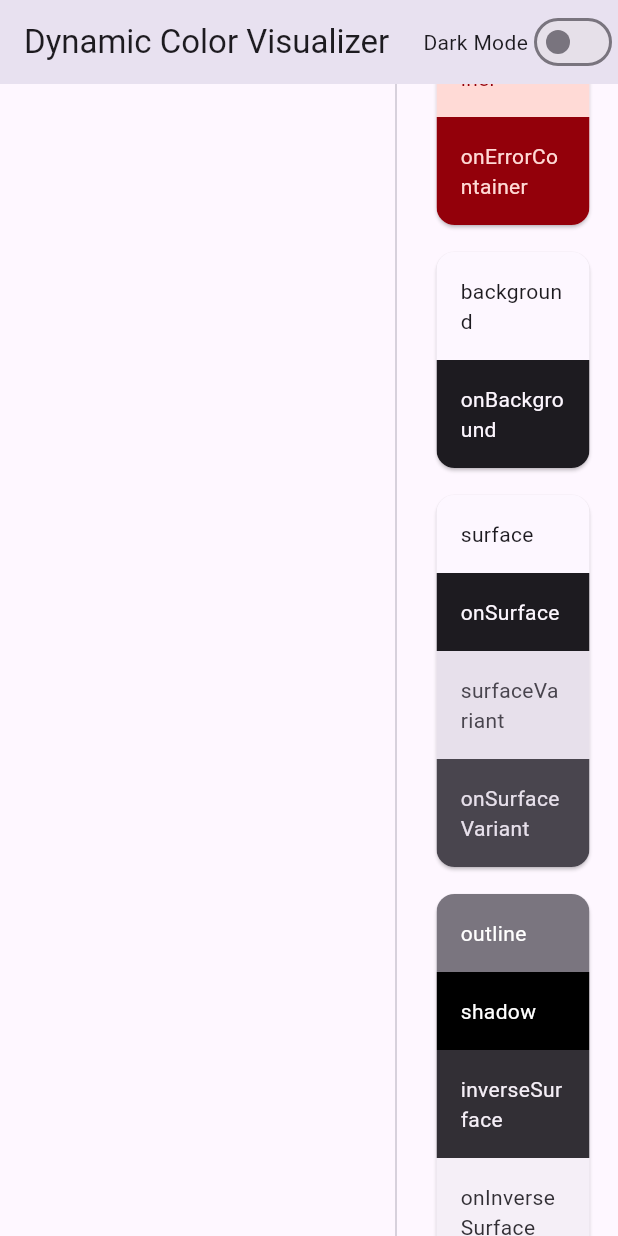
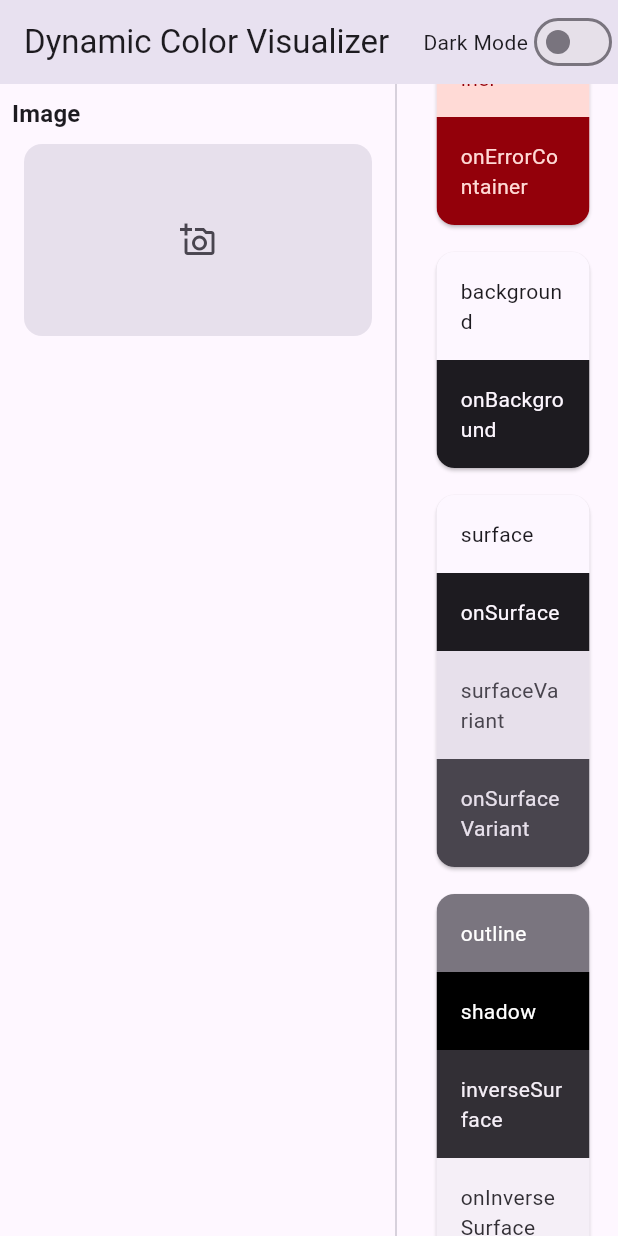
Before and after one commit to RaghavTheGreat1/dynamic_color_visualizer, a Flutter app: the screen it shows after launch, scrolled down 1152 dp, on a phone screen of 412 x 824 dp. Run offline on Flutter 3.47's test engine with Material 2 defaults, Android fonts, the phone set to English and light mode, and no system bars; drawn by our look-alikes of dynamic_color; our stand-ins replace file_picker, flutter_riverpod, flutter_spinkit.

Commit message:
implement image picker

```diff
--- a/analysis_options.yaml
+++ b/analysis_options.yaml
@@ -26,3 +26,7 @@ linter:
 
 # Additional information about this file can be found at
 # https://dart.dev/guides/language/analysis-options
+
+analyzer:
+  plugins:
+    - custom_lint
--- a/lib/main.dart
+++ b/lib/main.dart
@@ -26,12 +26,10 @@ class MyApp extends ConsumerWidget {
           themeMode: themeMode,
           theme: ThemeData(
             useMaterial3: true,
-            brightness: Brightness.light,
             colorScheme: lightScheme,
           ),
           darkTheme: ThemeData(
             useMaterial3: true,
-            brightness: Brightness.dark,
             colorScheme: darkScheme,
           ),
           debugShowCheckedModeBanner: false,
--- /dev/null
+++ b/lib/providers/picker_image_provider.dart
@@ -0,0 +1,29 @@
+import 'package:file_picker/file_picker.dart';
+import 'package:flutter/material.dart';
+import 'package:flutter_riverpod/flutter_riverpod.dart';
+
+final pickerImageProvider =
+    StateNotifierProvider<PickerImageController, AsyncValue<Image?>>((ref) {
+  return PickerImageController();
+});
+
+class PickerImageController extends StateNotifier<AsyncValue<Image?>> {
+  PickerImageController() : super(const AsyncValue.data(null));
+
+  Future<void> pickImage() async {
+    state = const AsyncValue.loading();
+    state = await AsyncValue.guard(() async {
+      final result = await FilePicker.platform.pickFiles(
+        type: FileType.image,
+        withData: true,
+      );
+
+      if (result == null || result.files.isEmpty) return state.value;
+
+      final bytes = result.files.first.bytes;
+
+      if (bytes == null) return state.value;
+      return Image.memory(bytes);
+    });
+  }
+}
--- a/lib/screens/home_screen.dart
+++ b/lib/screens/home_screen.dart
@@ -3,12 +3,13 @@ import 'package:flutter_riverpod/flutter_riverpod.dart';
 
 import '../providers/theme_mode_provider.dart';
 import 'color_palette_screen.dart';
+import 'home_screen/widgets/image_picker_card.dart';
 
-class HomeScreen extends StatelessWidget {
+class HomeScreen extends ConsumerWidget {
   const HomeScreen({super.key});
 
   @override
-  Widget build(BuildContext context) {
+  Widget build(BuildContext context, WidgetRef ref) {
     final theme = Theme.of(context);
     return Scaffold(
       appBar: AppBar(
@@ -37,8 +38,14 @@ class HomeScreen extends StatelessWidget {
         children: [
           SizedBox(
             width: 256,
-            child: Column(
-              children: [],
+            child: Padding(
+              padding: EdgeInsets.all(8.0),
+              child: Column(
+                crossAxisAlignment: CrossAxisAlignment.start,
+                children: [
+                  ImagePickerCard(),
+                ],
+              ),
             ),
           ),
           VerticalDivider(),
--- /dev/null
+++ b/lib/screens/home_screen/widgets/image_picker_card.dart
@@ -0,0 +1,105 @@
+import 'package:flutter/material.dart';
+import 'package:flutter_riverpod/flutter_riverpod.dart';
+import 'package:flutter_spinkit/flutter_spinkit.dart';
+
+import '../../../providers/picker_image_provider.dart';
+
+class ImagePickerCard extends ConsumerWidget {
+  const ImagePickerCard({super.key});
+
+  @override
+  Widget build(BuildContext context, WidgetRef ref) {
+    final theme = Theme.of(context);
+    return Column(
+      children: [
+        Align(
+          alignment: Alignment.centerLeft,
+          child: Text(
+            "Image",
+            style: theme.textTheme.titleMedium?.copyWith(
+              fontWeight: FontWeight.w600,
+            ),
+          ),
+        ),
+        Align(
+          alignment: Alignment.center,
+          child: Padding(
+            padding: const EdgeInsets.only(
+              left: 8.0,
+              top: 8,
+              bottom: 8,
+            ),
+            child: InkWell(
+              borderRadius: BorderRadius.circular(12),
+              onTap: () async {
+                await ref.read(pickerImageProvider.notifier).pickImage();
+              },
+              child: Container(
+                height: 128,
+                decoration: BoxDecoration(
+                  borderRadius: BorderRadius.circular(12),
+                ),
+                child: Consumer(
+                  builder: (context, ref, child) {
+                    final loader = SpinKitPulse(
+                      color: theme.colorScheme.onSurfaceVariant,
+                      size: 24,
+                    );
+                    final imageFuture = ref.watch(pickerImageProvider);
+                    if (imageFuture.value != null) {
+                      return Stack(
+                        children: [
+                          imageFuture.value != null
+                              ? Container(
+                                  decoration: BoxDecoration(
+                                    borderRadius: BorderRadius.circular(12),
+                                    image: DecorationImage(
+                                      image: imageFuture.value!.image,
+                                      fit: BoxFit.fill,
+                                    ),
+                                  ),
+                                )
+                              : Container(
+                                  decoration: BoxDecoration(
+                                    color: theme.colorScheme.surfaceVariant,
+                                    borderRadius: BorderRadius.circular(12),
+                                  ),
+                                  child: Center(
+                                    child: Icon(
+                                      Icons.add_a_photo_outlined,
+                                      color: theme.colorScheme.onSurfaceVariant,
+                                    ),
+                                  ),
+                                ),
+                          if (imageFuture.isLoading)
+                            Align(
+                              alignment: Alignment.center,
+                              child: loader,
+                            ),
+                        ],
+                      );
+                    }
+                    return Container(
+                      decoration: BoxDecoration(
+                        color: theme.colorScheme.surfaceVariant,
+                        borderRadius: BorderRadius.circular(12),
+                      ),
+                      child: Center(
+                        child: imageFuture.isLoading
+                            ? loader
+                            : Icon(
+                                Icons.add_a_photo_outlined,
+                                color: theme.colorScheme.onSurfaceVariant,
+                              ),
+                      ),
+                    );
+                  },
+                ),
+              ),
+            ),
+          ),
+        ),
+      ],
+    );
+  }
+}
--- a/pubspec.yaml
+++ b/pubspec.yaml
@@ -38,10 +38,14 @@ dependencies:
   url_launcher: ^6.1.12
   flutter_riverpod: ^2.3.7
   dynamic_color: ^1.6.6
+  file_picker: ^5.3.4
+  flutter_spinkit: ^5.2.0
 
 dev_dependencies:
   flutter_test:
     sdk: flutter
+  custom_lint:
+  riverpod_lint: ^1.4.0
 
   # The "flutter_lints" package below contains a set of recommended lints to
   # encourage good coding practices. The lint set provided by the package is
```
Also changed, not shown: pubspec.lock, 1 other file.
